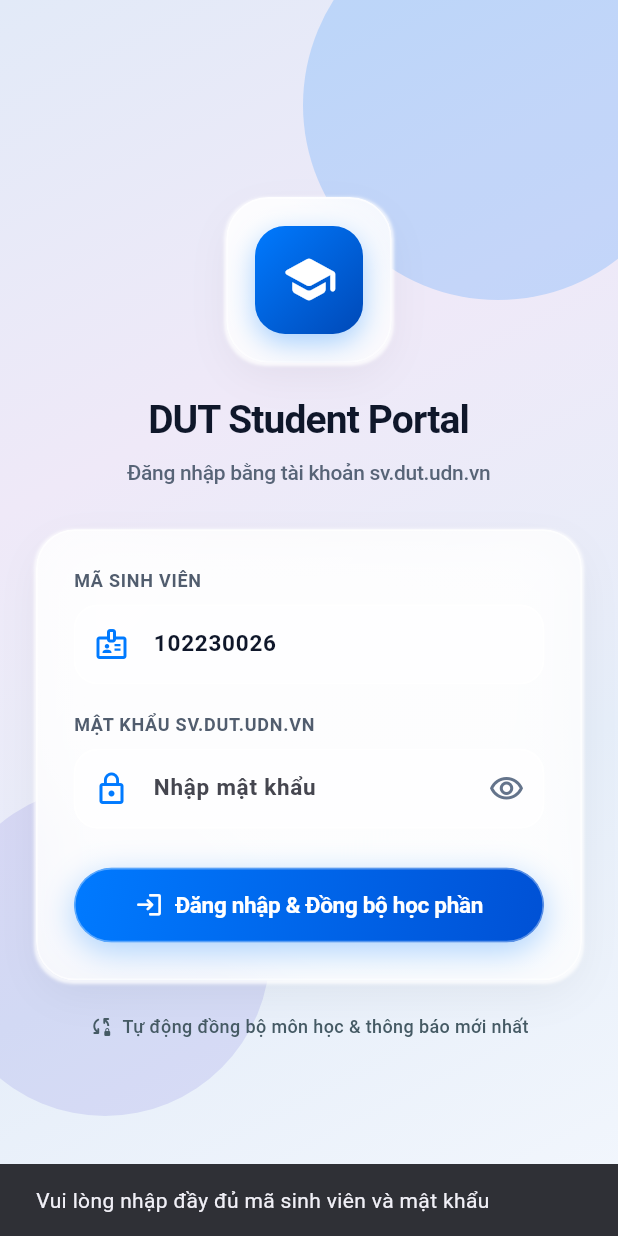
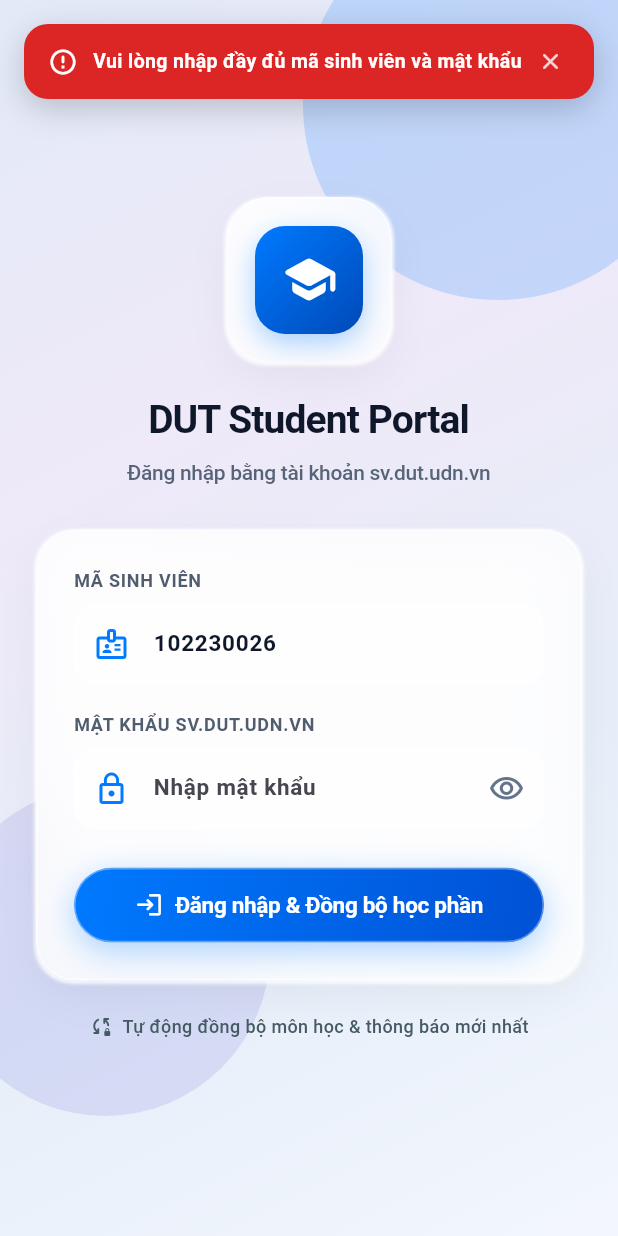
Before and after one commit to TuanNguyenDUT/LamNhomCongNghe, a Flutter app: the screen it shows after launch, after a tap on "Đăng nhập & Đồng bộ học phần", on a phone screen of 412 x 824 dp. Run offline on Flutter 3.47's test engine with Material 3 defaults, Android fonts, the phone set to English and light mode, and no system bars; our stand-ins replace dio, firebase_core, firebase_messaging, flutter_local_notifications, flutter_riverpod, flutter_secure_storage and 2 more; accounts and stored records are empty; network calls fail.

Commit message:
feat: move toast notifications to the top and auto-dismiss after 2 seconds

```diff
--- /dev/null
+++ b/mobile/lib/core/presentation/app_toast.dart
@@ -0,0 +1,270 @@
+import 'dart:async';
+import 'package:material_ui/material_ui.dart';
+
+/// AppToast: Hiển thị thông báo Toast nổi ở PHÍA TRÊN (Top Toast)
+/// Tự động biến mất sau đúng 2 giây (hoặc thời gian tùy chỉnh).
+/// Không che thanh Navigation Bar ở phía dưới.
+class AppToast {
+  static OverlayEntry? _currentEntry;
+  static Timer? _dismissTimer;
+
+  static void show(
+    BuildContext context, {
+    required String message,
+    Widget? icon,
+    Color backgroundColor = const Color(0xFF34C759),
+    Color textColor = Colors.white,
+    Duration duration = const Duration(seconds: 2),
+    String? actionLabel,
+    VoidCallback? onAction,
+  }) {
+    // Xóa toast cũ nếu đang hiển thị
+    dismiss();
+
+    final overlay = Overlay.maybeOf(context, rootOverlay: true) ?? Overlay.of(context);
+
+    late OverlayEntry entry;
+    entry = OverlayEntry(
+      builder: (ctx) => _TopToastWidget(
+        message: message,
+        icon: icon,
+        backgroundColor: backgroundColor,
+        textColor: textColor,
+        duration: duration,
+        actionLabel: actionLabel,
+        onAction: onAction != null
+            ? () {
+                dismiss();
+                onAction();
+              }
+            : null,
+        onDismiss: () => dismiss(),
+      ),
+    );
+
+    _currentEntry = entry;
+    overlay.insert(entry);
+
+    _dismissTimer = Timer(duration, () {
+      dismiss();
+    });
+  }
+
+  static void showSuccess(
+    BuildContext context,
+    String message, {
+    Duration duration = const Duration(seconds: 2),
+    String? actionLabel,
+    VoidCallback? onAction,
+  }) {
+    show(
+      context,
+      message: message,
+      icon: const Icon(Icons.check_circle_rounded, color: Colors.white, size: 20),
+      backgroundColor: const Color(0xFF34C759),
+      duration: duration,
+      actionLabel: actionLabel,
+      onAction: onAction,
+    );
+  }
+
+  static void showError(
+    BuildContext context,
+    String message, {
+    Duration duration = const Duration(seconds: 2),
+  }) {
+    show(
+      context,
+      message: message,
+      icon: const Icon(Icons.error_outline_rounded, color: Colors.white, size: 20),
+      backgroundColor: const Color(0xFFDC2626),
+      duration: duration,
+    );
+  }
+
+  static void showInfo(
+    BuildContext context,
+    String message, {
+    Duration duration = const Duration(seconds: 2),
+    String? actionLabel,
+    VoidCallback? onAction,
+  }) {
+    show(
+      context,
+      message: message,
+      icon: const Icon(Icons.info_outline_rounded, color: Colors.white, size: 20),
+      backgroundColor: const Color(0xFF1A73E8),
+      duration: duration,
+      actionLabel: actionLabel,
+      onAction: onAction,
+    );
+  }
+
+  static void dismiss() {
+    _dismissTimer?.cancel();
+    _dismissTimer = null;
+    try {
+      _currentEntry?.remove();
+    } catch (_) {}
+    _currentEntry = null;
+  }
+}
+
+class _TopToastWidget extends StatefulWidget {
+  final String message;
+  final Widget? icon;
+  final Color backgroundColor;
+  final Color textColor;
+  final Duration duration;
+  final String? actionLabel;
+  final VoidCallback? onAction;
+  final VoidCallback onDismiss;
+
+  const _TopToastWidget({
+    required this.message,
+    this.icon,
+    required this.backgroundColor,
+    required this.textColor,
+    required this.duration,
+    this.actionLabel,
+    this.onAction,
+    required this.onDismiss,
+  });
+
+  @override
+  State<_TopToastWidget> createState() => _TopToastWidgetState();
+}
+
+class _TopToastWidgetState extends State<_TopToastWidget> with SingleTickerProviderStateMixin {
+  late AnimationController _animCtrl;
+  late Animation<double> _fadeAnim;
+  late Animation<Offset> _slideAnim;
+
+  @override
+  void initState() {
+    super.initState();
+    _animCtrl = AnimationController(
+      vsync: this,
+      duration: const Duration(milliseconds: 220),
+    );
+    _fadeAnim = CurvedAnimation(parent: _animCtrl, curve: Curves.easeOut);
+    _slideAnim = Tween<Offset>(
+      begin: const Offset(0, -0.6),
+      end: Offset.zero,
+    ).animate(CurvedAnimation(parent: _animCtrl, curve: Curves.easeOutCubic));
+
+    _animCtrl.forward();
+  }
+
+  @override
+  void dispose() {
+    _animCtrl.dispose();
+    super.dispose();
+  }
+
+  Future<void> _hide() async {
+    if (mounted) {
+      await _animCtrl.reverse();
+    }
+    widget.onDismiss();
+  }
+
+  @override
+  Widget build(BuildContext context) {
+    final mediaQuery = MediaQuery.of(context);
+    final topPadding = mediaQuery.padding.top > 0 ? mediaQuery.padding.top + 10 : 16.0;
+
+    return Positioned(
+      top: topPadding,
+      left: 16,
+      right: 16,
+      child: Center(
+        child: ConstrainedBox(
+          constraints: const BoxConstraints(maxWidth: 680),
+          child: SlideTransition(
+            position: _slideAnim,
+            child: FadeTransition(
+              opacity: _fadeAnim,
+              child: Material(
+                color: Colors.transparent,
+                child: Container(
+                  padding: const EdgeInsets.symmetric(horizontal: 16, vertical: 12),
+                  decoration: BoxDecoration(
+                    color: widget.backgroundColor,
+                    borderRadius: BorderRadius.circular(16),
+                    boxShadow: [
+                      BoxShadow(
+                        color: Colors.black.withValues(alpha: 0.2),
+                        blurRadius: 18,
+                        offset: const Offset(0, 6),
+                      ),
+                    ],
+                  ),
+                  child: Row(
+                    children: [
+                      if (widget.icon != null) ...[
+                        widget.icon!,
+                        const SizedBox(width: 10),
+                      ],
+                      Expanded(
+                        child: Text(
+                          widget.message,
+                          style: TextStyle(
+                            color: widget.textColor,
+                            fontSize: 13,
+                            fontWeight: FontWeight.w600,
+                            height: 1.3,
+                          ),
+                          maxLines: 3,
+                          overflow: TextOverflow.ellipsis,
+                        ),
+                      ),
+                      if (widget.actionLabel != null && widget.onAction != null) ...[
+                        const SizedBox(width: 8),
+                        InkWell(
+                          onTap: widget.onAction,
+                          borderRadius: BorderRadius.circular(8),
+                          child: Container(
+                            padding: const EdgeInsets.symmetric(horizontal: 10, vertical: 6),
+                            decoration: BoxDecoration(
+                              color: Colors.white.withValues(alpha: 0.25),
+                              borderRadius: BorderRadius.circular(8),
+                              border: Border.all(
+                                color: Colors.white.withValues(alpha: 0.5),
+                              ),
+                            ),
+                            child: Text(
+                              widget.actionLabel!,
+                              style: const TextStyle(
+                                color: Colors.white,
+                                fontWeight: FontWeight.bold,
+                                fontSize: 12,
+                              ),
+                            ),
+                          ),
+                        ),
+                      ],
+                      const SizedBox(width: 4),
+                      InkWell(
+                        onTap: _hide,
+                        borderRadius: BorderRadius.circular(12),
+                        child: Padding(
+                          padding: const EdgeInsets.all(4),
+                          child: Icon(
+                            Icons.close_rounded,
+                            size: 18,
+                            color: widget.textColor.withValues(alpha: 0.8),
+                          ),
+                        ),
+                      ),
+                    ],
+                  ),
+                ),
+              ),
+            ),
+          ),
+        ),
+      ),
+    );
+  }
+}
--- a/mobile/lib/features/auth/presentation/login_screen.dart
+++ b/mobile/lib/features/auth/presentation/login_screen.dart
@@ -3,6 +3,7 @@ import 'package:go_router/go_router.dart';
 import 'package:material_ui/material_ui.dart';
 
 import '../../../core/presentation/liquid_glass.dart';
+import '../../../core/presentation/app_toast.dart';
 import 'auth_controller.dart';
 
 class LoginScreen extends ConsumerStatefulWidget {
@@ -37,9 +38,7 @@ class _LoginScreenState extends ConsumerState<LoginScreen> {
     final pass = _passwordController.text.trim();
 
     if (code.isEmpty || pass.isEmpty) {
-      ScaffoldMessenger.of(context).showSnackBar(
-        const SnackBar(content: Text('Vui lòng nhập đầy đủ mã sinh viên và mật khẩu')),
-      );
+      AppToast.showError(context, 'Vui lòng nhập đầy đủ mã sinh viên và mật khẩu');
       return;
     }
 
```
Also changed, not shown: mobile/lib/features/notifications/presentation/home_feed_screen.dart (+11 -19 lines), mobile/lib/features/notifications/presentation/notification_detail_page.dart (+9 -14 lines), mobile/lib/features/reminds/presentation/reminds_screen.dart (+23 -40 lines), 2 other files.
